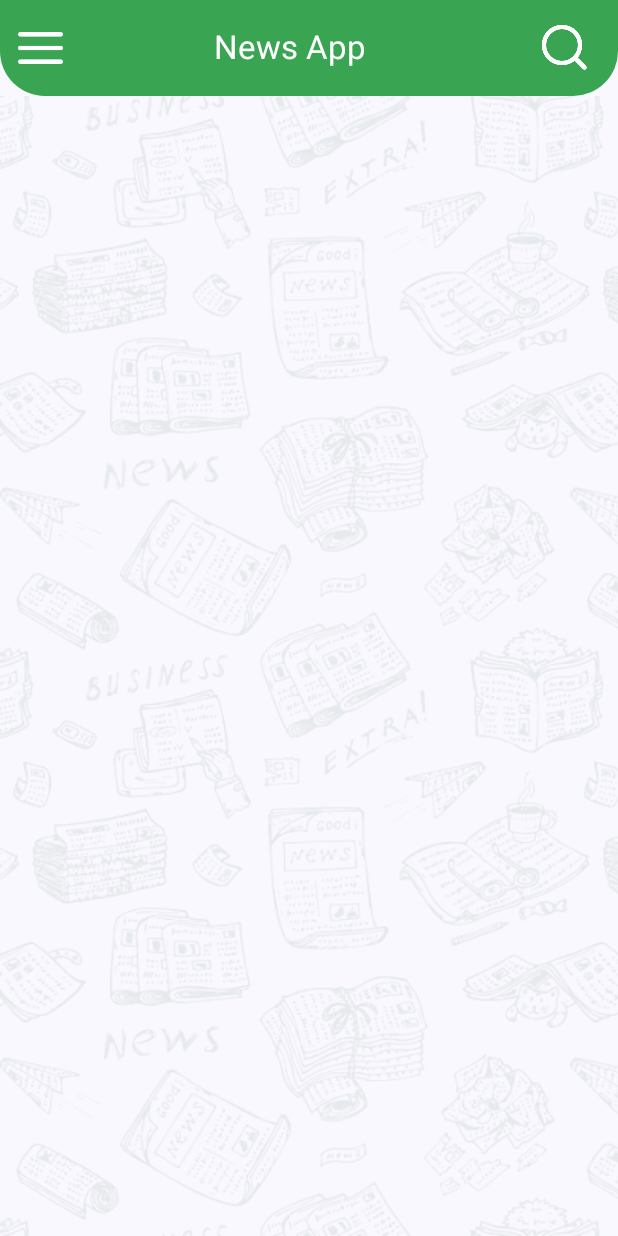
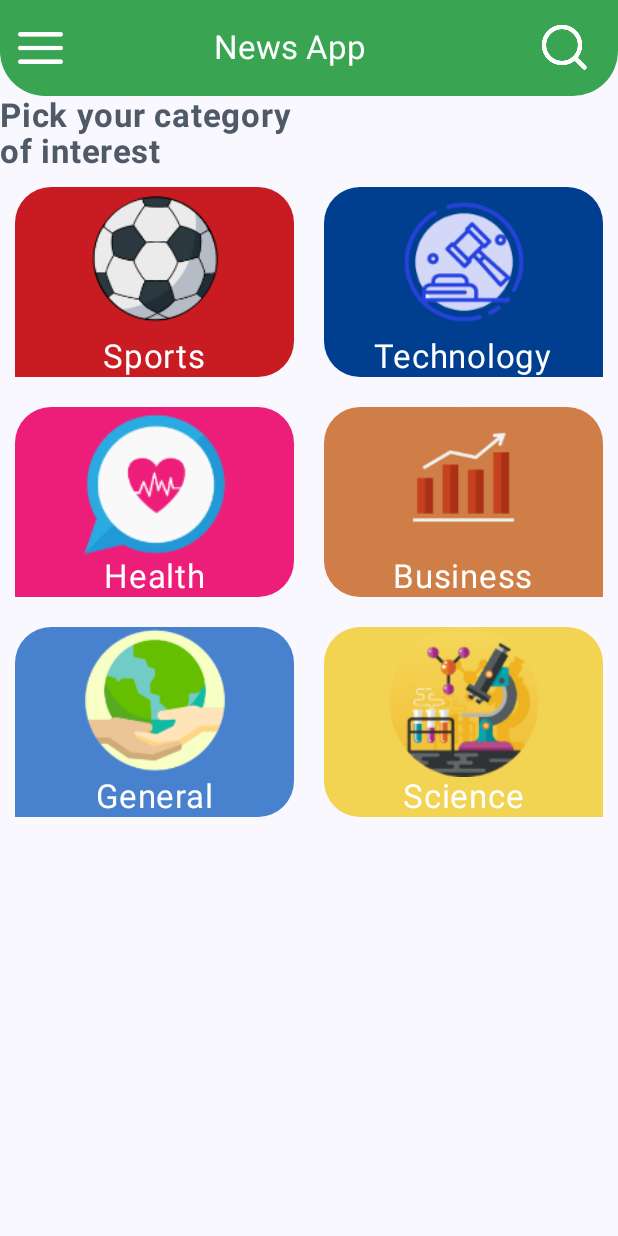
Before and after one commit to Nourhan433/NewsApp, an Android app built with Jetpack Compose: the screen it shows after launch (NewsActivity), on a phone screen of 412 x 824 dp. Run offline under Robolectric (Android 15) with nearby library versions, the phone set to English and light mode, and no system bars.

Commit message:
Developed News Fragment and CategoriesFragment and added navigation component

```diff
--- a/app/build.gradle.kts
+++ b/app/build.gradle.kts
@@ -64,8 +64,13 @@ dependencies {
     implementation("com.squareup.retrofit2:retrofit:2.9.0")
     // Retrofit Converters -> Serialization & Deserialization
     implementation("com.squareup.retrofit2:converter-gson:2.9.0")
+    // HTTP logging Interceptor
+    implementation("com.squareup.okhttp3:logging-interceptor:4.12.0")
     // Glide
     implementation("com.github.bumptech.glide:compose:1.0.0-beta01")
+    // Navigation Component
+    val nav_version = "2.7.7"
+    implementation("androidx.navigation:navigation-compose:$nav_version")
     testImplementation("junit:junit:4.13.2")
     androidTestImplementation("androidx.test.ext:junit:1.1.5")
     androidTestImplementation("androidx.test.espresso:espresso-core:3.5.1")
--- a/app/src/main/java/com/route/newsapp_c39_gmonthu/NewsActivity.kt
+++ b/app/src/main/java/com/route/newsapp_c39_gmonthu/NewsActivity.kt
@@ -1,5 +1,6 @@
 package com.route.newsapp_c39_gmonthu
 
+import android.content.Intent
 import android.os.Bundle
 import androidx.activity.ComponentActivity
 import androidx.activity.compose.setContent
@@ -20,9 +21,18 @@ import androidx.compose.ui.Alignment
 import androidx.compose.ui.Modifier
 import androidx.compose.ui.draw.paint
 import androidx.compose.ui.layout.ContentScale
+import androidx.compose.ui.platform.LocalContext
 import androidx.compose.ui.res.painterResource
 import androidx.compose.ui.tooling.preview.Preview
+import androidx.compose.ui.unit.dp
+import androidx.navigation.NavType
+import androidx.navigation.compose.NavHost
+import androidx.navigation.compose.composable
+import androidx.navigation.compose.rememberNavController
+import androidx.navigation.navArgument
 import com.route.newsapp_c39_gmonthu.api.ApiManager
+import com.route.newsapp_c39_gmonthu.fragments.CategoriesFragment
+import com.route.newsapp_c39_gmonthu.fragments.NewsFragmentContent
 import com.route.newsapp_c39_gmonthu.model.ArticlesItem
 import com.route.newsapp_c39_gmonthu.model.ArticlesResponse
 import com.route.newsapp_c39_gmonthu.model.Constants
@@ -53,14 +63,25 @@ class NewsActivity : ComponentActivity() {
 }
 // 1- Refactoring
 // 2- APIs & Networking
+// Categories Fragment +Navigation Component +HTTP Logging Interceptor
 
+//Search + Settings + News Details Activity
+// Sun & Wed ->Categories Fragment +Navigation Component + Logging Interceptor
 @Composable
 fun NewsScreen() {
     // Coordinator Layout
     val scope = rememberCoroutineScope()
     val drawerState = rememberDrawerState(initialValue = DrawerValue.Closed)
+    val navController = rememberNavController()
     ModalNavigationDrawer(drawerContent = {
-        NewsDrawerSheet()
+        NewsDrawerSheet(onSettingsClick = {}, onCategoriesClick = {
+            navController.popBackStack()
+            if (navController.currentDestination?.route != CategoriesFragmentScreen.ROUTE_NAME)
+                navController.navigate(CategoriesFragmentScreen.ROUTE_NAME)
+            scope.launch {
+                drawerState.close()
+            }
+        })
     }, drawerState = drawerState) {
         Scaffold(topBar = {
             NewsAppBar {
@@ -69,76 +90,35 @@ fun NewsScreen() {
                 }
             }
         }) { paddingValues ->
-            NewsFragmentContent(Modifier.padding(top = paddingValues.calculateTopPadding()))
+//            NewsFragmentContent(Modifier.padding(top = paddingValues.calculateTopPadding()))
+            NavHost(
+                navController = navController,
+                startDestination = CategoriesFragmentScreen.ROUTE_NAME,
+                modifier = Modifier.padding(top = paddingValues.calculateTopPadding())
+            ) {
+                composable(CategoriesFragmentScreen.ROUTE_NAME) {
+                    CategoriesFragment(navHostController = navController)
+                }
+                composable(
+                    "${NewsFragmentScreen.ROUTE_NAME}/{category_id}",
+                    arguments = listOf(navArgument("category_id") {
+                        type = NavType.StringType
+                    })
+                ) { navBackStackEntry ->
+                    val categoryId = navBackStackEntry.arguments?.getString("category_id")
+                    NewsFragmentContent(categoryId = categoryId ?: "")
+                }
+                composable(SettingsFragmentScreen.ROUTE_NAME) {
+                    // SettingsScreen as Composable
+
+
+                }
+            }
         }
     }
 
 }
 
-
-@Composable
-fun NewsFragmentContent(modifier: Modifier = Modifier) {
-    val newsStatesItems = remember {
-        mutableStateListOf<ArticlesItem>()
-    }
-
-    Column(
-        modifier = modifier
-            .fillMaxSize()
-            .paint(
-                painter = painterResource(id = R.drawable.pattern),
-                contentScale = ContentScale.Crop
-            )
-    ) {//4-
-        NewsSourcesTabRow { sourceId ->
-
-            ApiManager.getNewsServices()
-                .getNewsBySource(Constants.API_KEY, sourceId)
-//                    .execute() // main Thread
-                .enqueue(object : Callback<ArticlesResponse> {
-                    override fun onResponse(
-                        call: Call<ArticlesResponse>,
-                        response: Response<ArticlesResponse>
-                    ) {
-                        newsStatesItems.clear()
-                        val newsList = response.body()?.articles
-                        if (newsList?.isNotEmpty() == true) {
-                            newsStatesItems.addAll(newsList)
-                        }
-                        // Documentation -> Thread -> Room
-                    }
-                    // Main Thread ->  handle button clicks => UserNavigation
-                    // Background Thread -> Networking -> Local Database  <-> Heavy loading task
-                    // Instagram -> APIs Sign up
-
-
-                    override fun onFailure(call: Call<ArticlesResponse>, t: Throwable) {
-
-                    }
-
-                })
-
-        } //{ sourceId ->
-        // 1- Serialization -> Convert kotlin to json ,,,
-        //    Deserialization -> Convert json to kotlin
-        // 2-  interface callback ->
-        //     A) RecyclerView on Clicks ->
-        //     B) 2 Fragments -> interface callbacks -> To Do App (BottomSheet Fragment )
-        //                      Activity ->   taskListFragment=             TasksListFragment()
-        //                                   taskListFragment.getTodosFromDatabase()
-        //
-        NewsList(newsStatesItems.toList())
-    }
-}
-
-@Composable
-fun NewsList(list: List<ArticlesItem>) {
-    LazyColumn(horizontalAlignment = Alignment.CenterHorizontally) {
-        items(list.size) { position ->
-            NewsCard(list[position])
-        }
-    }
-}
 
 //@Preview
 //@Composable
@@ -146,11 +126,6 @@ fun NewsList(list: List<ArticlesItem>) {
 //    NewsList()
 //}
 
-@Preview(showBackground = true, showSystemUi = true)
-@Composable
-fun NewsFragmentContentPreview() {
-    NewsFragmentContent()
-}
 
 @Preview
 @Composable
--- /dev/null
+++ b/app/src/main/java/com/route/newsapp_c39_gmonthu/Screen.kt
@@ -0,0 +1,14 @@
+package com.route.newsapp_c39_gmonthu
+
+
+object NewsFragmentScreen {
+    val ROUTE_NAME = "news"
+}
+
+object CategoriesFragmentScreen {
+    val ROUTE_NAME = "categories"
+}
+
+object SettingsFragmentScreen {
+    val ROUTE_NAME = "settings"
+}
--- a/app/src/main/java/com/route/newsapp_c39_gmonthu/api/ApiManager.kt
+++ b/app/src/main/java/com/route/newsapp_c39_gmonthu/api/ApiManager.kt
@@ -1,11 +1,23 @@
 package com.route.newsapp_c39_gmonthu.api
 
+import android.util.Log
+import okhttp3.OkHttpClient
+import okhttp3.logging.HttpLoggingInterceptor
 import retrofit2.*
 import retrofit2.converter.gson.GsonConverterFactory
 
 object ApiManager {
+    private val httpLoggingInterceptor = HttpLoggingInterceptor { message ->
+        Log.e("API", message)
+    }.apply {
+        level = HttpLoggingInterceptor.Level.BODY
+    }
+    private val okhttpClient = OkHttpClient.Builder()
+        .addInterceptor(httpLoggingInterceptor)
+        .build()
     private val retrofit = Retrofit.Builder()
         .baseUrl("https://newsapi.org/v2/")
+        .client(okhttpClient)
         .addConverterFactory(GsonConverterFactory.create())
         .build()
 
--- /dev/null
+++ b/app/src/main/java/com/route/newsapp_c39_gmonthu/fragments/CategoriesFragment.kt
@@ -0,0 +1,115 @@
+package com.route.newsapp_c39_gmonthu.fragments
+
+import androidx.compose.foundation.Image
+import androidx.compose.foundation.layout.Column
+import androidx.compose.foundation.layout.fillMaxSize
+import androidx.compose.foundation.layout.fillMaxWidth
+import androidx.compose.foundation.layout.height
+import androidx.compose.foundation.layout.padding
+import androidx.compose.foundation.lazy.grid.GridCells
+import androidx.compose.foundation.lazy.grid.LazyHorizontalGrid
+import androidx.compose.foundation.lazy.grid.LazyVerticalGrid
+import androidx.compose.foundation.shape.RoundedCornerShape
+import androidx.compose.material3.Card
+import androidx.compose.material3.CardDefaults
+import androidx.compose.material3.ExperimentalMaterial3Api
+import androidx.compose.material3.Text
+import androidx.compose.runtime.Composable
+import androidx.compose.ui.Alignment
+import androidx.compose.ui.Modifier
+import androidx.compose.ui.graphics.Color
+import androidx.compose.ui.layout.ContentScale
+import androidx.compose.ui.res.colorResource
+import androidx.compose.ui.res.painterResource
+import androidx.compose.ui.res.stringResource
+import androidx.compose.ui.text.font.FontWeight
+import androidx.compose.ui.tooling.preview.Preview
+import androidx.compose.ui.unit.dp
+import androidx.compose.ui.unit.sp
+import androidx.navigation.NavHostController
+import androidx.navigation.compose.rememberNavController
+import com.route.newsapp_c39_gmonthu.NewsFragmentScreen
+import com.route.newsapp_c39_gmonthu.R
+import com.route.newsapp_c39_gmonthu.model.Category
+import com.route.newsapp_c39_gmonthu.model.Constants
+import com.route.newsapp_c39_gmonthu.ui.theme.gray2
+
+@Composable
+fun CategoriesFragment(modifier: Modifier = Modifier, navHostController: NavHostController) {
+    Column(modifier = modifier.fillMaxSize()) {
+        Text(
+            text = "${stringResource(id = R.string.pick_your_category)}${stringResource(id = R.string.of_interest)} ",
+            fontSize = 22.sp,
+            fontWeight = FontWeight.Bold,
+            color = gray2,
+        )
+        CategoriesGrid(navHostController = navHostController)
+    }
+}
+
+
+@Preview(showBackground = true, showSystemUi = true)
+@Composable
+fun CategoriesFragmentPreview() {
+    CategoriesFragment(navHostController = rememberNavController())
+}
+
+@Composable
+fun CategoriesGrid(navHostController: NavHostController) {
+    LazyVerticalGrid(columns = GridCells.Fixed(2)) {
+        items(Constants.categories.size) { position ->
+            CategoryCard(
+                Constants.categories.get(position),
+                position,
+                navHostController = navHostController
+            )
+        }
+    }
+}
+
+@OptIn(ExperimentalMaterial3Api::class)
+@Composable
+fun CategoryCard(category: Category, position: Int, navHostController: NavHostController) {
+
+// Handle it by ourselves
+    // Navigation Component
+
+    Card(
+        modifier = Modifier
+            .padding(10.dp)
+            .fillMaxWidth(),
+        colors = CardDefaults.cardColors(containerColor = colorResource(id = category.backgroundColor)),
+        shape = RoundedCornerShape(
+            topEnd = 24.dp,
+            topStart = 24.dp,
+            bottomEnd = if (position % 2 == 0) 24.dp else 0.dp,
+            bottomStart = if (position % 2 == 1) 24.dp else 0.dp
+        ),
+        onClick = {
+            navHostController.navigate("${NewsFragmentScreen.ROUTE_NAME}/${category.apiID}")
+        }
+    ) {
+        Image(
+            painter = painterResource(id = category.drawableResId),
+            contentDescription = stringResource(R.string.category_image),
+            modifier = Modifier
+                .height(100.dp)
+                .align(Alignment.CenterHorizontally),
+            contentScale = ContentScale.Crop
+
+        )
+        Text(
+            text = stringResource(id = category.titleResID),
+            modifier = Modifier.align(Alignment.CenterHorizontally),
+            fontSize = 22.sp,
+            color = Color.White,
+            fontWeight = FontWeight.Normal,
+        )
+    }
+}
+
+@Preview(showBackground = true, showSystemUi = true)
+@Composable
+private fun CategoriesGridPreview() {
+    CategoriesGrid(rememberNavController())
+}
--- /dev/null
+++ b/app/src/main/java/com/route/newsapp_c39_gmonthu/fragments/NewsFragment.kt
@@ -0,0 +1,95 @@
+package com.route.newsapp_c39_gmonthu.fragments
+
+import androidx.compose.foundation.layout.Column
+import androidx.compose.foundation.layout.fillMaxSize
+import androidx.compose.foundation.lazy.LazyColumn
+import androidx.compose.runtime.Composable
+import androidx.compose.runtime.mutableStateListOf
+import androidx.compose.runtime.remember
+import androidx.compose.ui.Alignment
+import androidx.compose.ui.Modifier
+import androidx.compose.ui.draw.paint
+import androidx.compose.ui.layout.ContentScale
+import androidx.compose.ui.res.painterResource
+import androidx.compose.ui.tooling.preview.Preview
+import com.route.newsapp_c39_gmonthu.R
+import com.route.newsapp_c39_gmonthu.api.ApiManager
+import com.route.newsapp_c39_gmonthu.model.ArticlesItem
+import com.route.newsapp_c39_gmonthu.model.ArticlesResponse
+import com.route.newsapp_c39_gmonthu.model.Constants
+import com.route.newsapp_c39_gmonthu.utils.NewsCard
+import com.route.newsapp_c39_gmonthu.utils.NewsSourcesTabRow
+import retrofit2.Call
+import retrofit2.Callback
+import retrofit2.Response
+
+
+@Composable
+fun NewsFragmentContent(modifier: Modifier = Modifier, categoryId: String) {
+    val newsStatesItems = remember {
+        mutableStateListOf<ArticlesItem>()
+    }
+
+    Column(
+        modifier = modifier
+            .fillMaxSize()
+            .paint(
+                painter = painterResource(id = R.drawable.pattern),
+                contentScale = ContentScale.Crop
+            )
+    ) {//4-
+        NewsSourcesTabRow(categoryId) { sourceId ->
+
+            ApiManager.getNewsServices()
+                .getNewsBySource(Constants.API_KEY, sourceId)
+//                    .execute() // main Thread
+                .enqueue(object : Callback<ArticlesResponse> {
+                    override fun onResponse(
+                        call: Call<ArticlesResponse>,
+                        response: Response<ArticlesResponse>
+                    ) {
+                        newsStatesItems.clear()
+                        val newsList = response.body()?.articles
+                        if (newsList?.isNotEmpty() == true) {
+                            newsStatesItems.addAll(newsList)
+                        }
+                        // Documentation -> Thread -> Room
+                    }
+                    // Main Thread ->  handle button clicks => UserNavigation
+                    // Background Thread -> Networking -> Local Database  <-> Heavy loading task
+                    // Instagram -> APIs Sign up
+
+
+                    override fun onFailure(call: Call<ArticlesResponse>, t: Throwable) {
+
+                    }
+
+                })
+
+        } //{ sourceId ->
+        // 1- Serialization -> Convert kotlin to json ,,,
+        //    Deserialization -> Convert json to kotlin
+        // 2-  interface callback ->
+        //     A) RecyclerView on Clicks ->
+        //     B) 2 Fragments -> interface callbacks -> To Do App (BottomSheet Fragment )
+        //                      Activity ->   taskListFragment=             TasksListFragment()
+        //                                   taskListFragment.getTodosFromDatabase()
+        //
+        NewsList(newsStatesItems.toList())
+    }
+}
+
+@Composable
+fun NewsList(list: List<ArticlesItem>) {
+    LazyColumn(horizontalAlignment = Alignment.CenterHorizontally) {
+        items(list.size) { position ->
+            NewsCard(list[position])
+        }
+    }
+}
+
+@Preview(showBackground = true, showSystemUi = true)
+@Composable
+fun NewsFragmentContentPreview() {
+    NewsFragmentContent(categoryId = "")
+}
--- /dev/null
+++ b/app/src/main/java/com/route/newsapp_c39_gmonthu/model/Category.kt
@@ -0,0 +1,8 @@
+package com.route.newsapp_c39_gmonthu.model
+
+data class Category(
+    val apiID: String, // sports
+    val drawableResId: Int, // R.drawable.sports
+    val titleResID: Int, // R.string.sports
+    val backgroundColor: Int
+)
--- a/app/src/main/java/com/route/newsapp_c39_gmonthu/model/Constants.kt
+++ b/app/src/main/java/com/route/newsapp_c39_gmonthu/model/Constants.kt
@@ -1,5 +1,33 @@
 package com.route.newsapp_c39_gmonthu.model
+
+import com.route.newsapp_c39_gmonthu.R
 
 object Constants {
     val API_KEY = "c027443ca9624422bfbe9b160b9ec11a"
+    val categories = listOf(
+        Category(
+            "sports", R.drawable.ball,
+            R.string.sports, R.color.red
+        ),
+        Category(
+            "technology", R.drawable.politics,
+            R.string.technology, R.color.blue
+        ),
+        Category(
+            "health", R.drawable.health,
+            R.string.health, R.color.pink
+        ),
+        Category(
+            "business", R.drawable.bussines,
+            R.string.business, R.color.brown_orange
+        ),
+        Category(
+            "general", R.drawable.environment,
+            R.string.general, R.color.baby_blue
+        ),
+        Category(
+            "science", R.drawable.science,
+            R.string.science, R.color.yellow
+        ),
+    )
 }
--- a/app/src/main/java/com/route/newsapp_c39_gmonthu/ui/theme/Color.kt
+++ b/app/src/main/java/com/route/newsapp_c39_gmonthu/ui/theme/Color.kt
@@ -14,3 +14,5 @@ val white = Color.White
 val green = Color(0xFF39A552)
 val black = Color(0xFF303030)
 val gray = Color(0xFF79828B)
+
+val gray2 = Color(0xFF4F5A69)
--- a/app/src/main/java/com/route/newsapp_c39_gmonthu/utils/Cards.kt
+++ b/app/src/main/java/com/route/newsapp_c39_gmonthu/utils/Cards.kt
@@ -18,15 +18,13 @@ import androidx.compose.ui.res.painterResource
 import androidx.compose.ui.res.stringResource
 import androidx.compose.ui.text.TextStyle
 import androidx.compose.ui.text.font.FontWeight
-import androidx.compose.ui.tooling.preview.Preview
+
 import androidx.compose.ui.unit.dp
 import androidx.compose.ui.unit.sp
 import com.bumptech.glide.integration.compose.ExperimentalGlideComposeApi
 import com.bumptech.glide.integration.compose.GlideImage
-import com.route.newsapp_c39_gmonthu.NewsList
 import com.route.newsapp_c39_gmonthu.R
 import com.route.newsapp_c39_gmonthu.model.ArticlesItem
-import com.route.newsapp_c39_gmonthu.model.NewsData
 import com.route.newsapp_c39_gmonthu.ui.theme.gray
 
 @OptIn(ExperimentalGlideComposeApi::class)
--- a/app/src/main/java/com/route/newsapp_c39_gmonthu/utils/Drawer.kt
+++ b/app/src/main/java/com/route/newsapp_c39_gmonthu/utils/Drawer.kt
@@ -40,11 +40,11 @@ fun DrawerSheetItemTextWithIconPreview() {
 @Preview
 @Composable
 fun NewsDrawerSheetPreview() {
-    NewsDrawerSheet()
+    NewsDrawerSheet(onCategoriesClick = {}, onSettingsClick = {})
 }
 
 @Composable
-fun NewsDrawerSheet() {
+fun NewsDrawerSheet(onCategoriesClick: () -> Unit, onSettingsClick: () -> Unit) {
     ModalDrawerSheet(modifier = Modifier.fillMaxWidth(0.7F)) {
         Column(
             modifier = Modifier
@@ -75,14 +75,14 @@ fun NewsDrawerSheet() {
             textResId = R.string.categories,
             icon = R.drawable.ic_categories,
             onItemClick = {
-
+                onCategoriesClick()
             }
         )
         DrawerSheetItemTextWithIcon(
             textResId = R.string.settings,
             icon = R.drawable.ic_settings,
             onItemClick = {
-
+                onSettingsClick()
             }
         )
     }
--- a/app/src/main/java/com/route/newsapp_c39_gmonthu/utils/TabRow.kt
+++ b/app/src/main/java/com/route/newsapp_c39_gmonthu/utils/TabRow.kt
@@ -32,6 +32,7 @@ interface OnNewsSourcesTabSelectedListener {
 
 @Composable
 fun NewsSourcesTabRow(
+    categoryId: String,
     onTabSelected: (sourceId: String) -> Unit,
 //    onNewsSourcesTabSelectedListener: OnNewsSourcesTabSelectedListener
 ) {
@@ -43,7 +44,7 @@ fun NewsSourcesTabRow(
     }
     LaunchedEffect(Unit) {
         ApiManager.getNewsServices()
-            .getNewsSources(Constants.API_KEY, "sports")
+            .getNewsSources(Constants.API_KEY, categoryId)
             .enqueue(object : Callback<SourcesResponse> {
                 override fun onResponse(
                     call: Call<SourcesResponse>,
--- a/app/src/main/res/values/colors.xml
+++ b/app/src/main/res/values/colors.xml
@@ -7,4 +7,11 @@
     <color name="teal_700">#FF018786</color>
     <color name="black">#FF000000</color>
     <color name="white">#FFFFFFFF</color>
+
+    <color name="red">#C91C22</color>
+    <color name="blue">#003E90</color>
+    <color name="pink">#ED1E79</color>
+    <color name="brown_orange">#CF7E48</color>
+    <color name="baby_blue">#4882CF</color>
+    <color name="yellow">#F2D352</color>
 </resources>
--- a/app/src/main/res/values/strings.xml
+++ b/app/src/main/res/values/strings.xml
@@ -10,4 +10,14 @@
     <string name="settings">Settings</string>
     <string name="news_image">News Image</string>
     <string name="search_icon">Search icon</string>
+    <string name="pick_your_category">Pick your category \n</string>
+    <string name="of_interest">of interest</string>
+    <string name="category_image">Category Image</string>
+
+    <string name="sports">Sports</string>
+    <string name="technology">Technology</string>
+    <string name="health">Health</string>
+    <string name="business">Business</string>
+    <string name="general">General</string>
+    <string name="science">Science</string>
 </resources>
```
Also changed, not shown: app/src/main/res/drawable-nodpi/ball.png (added), app/src/main/res/drawable-nodpi/bussines.png (added), app/src/main/res/drawable-nodpi/environment.png (added), app/src/main/res/drawable-nodpi/health.png (added), app/src/main/res/drawable-nodpi/politics.png (added), app/src/main/res/drawable-nodpi/science.png (added).
